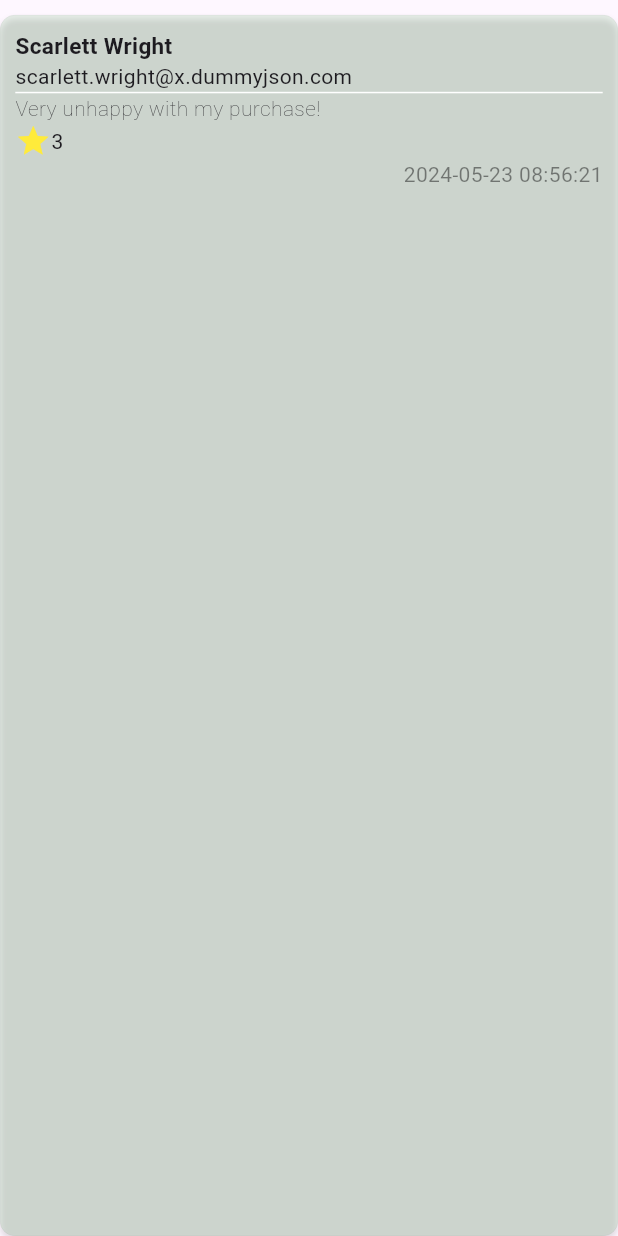
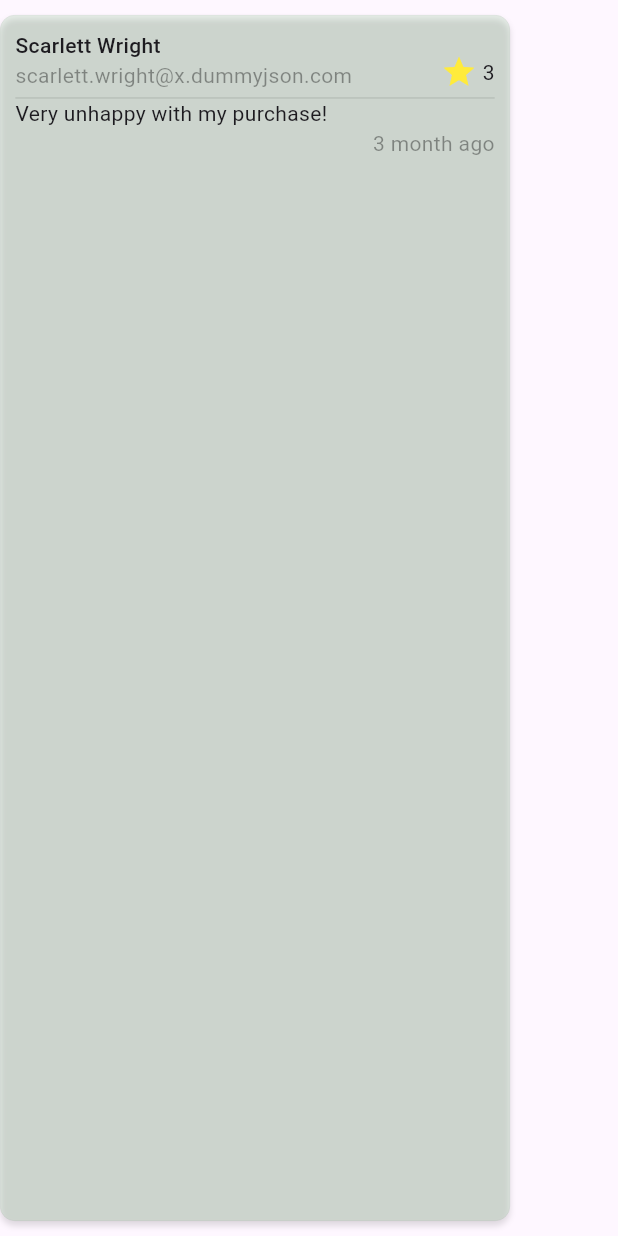
Before and after one commit to ponleukhun/product, a Flutter app: the Review widget shown alone on an empty page, opened directly, on a phone screen of 412 x 824 dp. Run offline on Flutter 3.47's test engine with Material 3 defaults, Android fonts, the phone set to English and light mode, and no system bars; network calls fail.

Commit message:
review update

```diff
--- a/lib/product_card.dart
+++ b/lib/product_card.dart
@@ -141,9 +141,8 @@ class ProductCard extends StatelessWidget {
                     children: [
                       Row(
                         children: [
-                          Text(price != null ? price.toString() : '12',
+                          Text('\$' + (price != null ? price.toString() : '12'),
                               style: TextStyle(fontSize: 12)),
-                          Text('\$', style: TextStyle(fontSize: 12)),
                         ],
                       ),
                       Row(
--- a/lib/review.dart
+++ b/lib/review.dart
@@ -16,9 +16,12 @@ class Review extends StatelessWidget {
 
   @override
   Widget build(BuildContext context) {
-    return Container(
-      width: MediaQuery.of(context).size.width,
-      margin: EdgeInsets.fromLTRB(0, 10, 0, 0),
+    return Row(
+      children: [
+        Container(
+          //width: MediaQuery.of(context).size.width,
+          width: 340,
+          margin: EdgeInsets.fromLTRB(0, 10, 10, 10),
           padding: EdgeInsets.all(10),
           decoration: BoxDecoration(
               color: Colors.green.withOpacity(0.13),
@@ -34,39 +37,66 @@ class Review extends StatelessWidget {
           child: Column(
             crossAxisAlignment: CrossAxisAlignment.start,
             children: [
+              Row(
+                crossAxisAlignment: CrossAxisAlignment.end,
+                children: [
+                  Expanded(
+                    flex: 6,
+                    child: Column(
+                      crossAxisAlignment: CrossAxisAlignment.start,
+                      children: [
                         Text(reviewerName ?? "Scarlett Wright",
-              style: TextStyle(fontSize: 15, fontWeight: FontWeight.w600)),
+                            style: TextStyle(
+                                fontSize: 14, fontWeight: FontWeight.w500)),
                         Text(
                           email ?? "scarlett.wright@x.dummyjson.com",
+                          style: TextStyle(color: Colors.black38),
                         ),
-          Container(
-            height: 1,
-            color: Colors.white,
+                      ],
                     ),
-          Text(
-            comment ?? "Very unhappy with my purchase!",
-            style: TextStyle(fontWeight: FontWeight.w200),
                   ),
-          Row(
+                  Expanded(
+                    flex: 1,
+                    child: Row(
+                      mainAxisAlignment: MainAxisAlignment.end,
                       children: [
                         Icon(
                           Icons.star,
                           color: Colors.yellow,
                         ),
-              Text(reviewerRating != null ? reviewerRating.toString() : "3"),
+                        Text(reviewerRating != null
+                            ? reviewerRating.toString()
+                            : " 3"),
                       ],
+                    ),
+                  ),
+                ],
+              ),
+              SizedBox(
+                height: 5,
+              ),
+              Container(
+                height: 0.25,
+                width: double.infinity,
+                color: Colors.black38,
+              ),
+              Text(
+                comment ?? "Very unhappy with my purchase!",
+                style: TextStyle(fontWeight: FontWeight.w400, fontSize: 14),
               ),
               Row(
                 mainAxisAlignment: MainAxisAlignment.end,
                 children: [
                   Text(
-                date != null ? date.toString() : "2024-05-23 08:56:21",
-                style: TextStyle(color: Colors.black45),
+                    date != null ? date.toString() : "3 month ago",
+                    style: TextStyle(color: Colors.black38),
                   ),
                 ],
-          )
+              ),
             ],
           ),
+        ),
+      ],
     );
   }
 }
```
Also changed, not shown: lib/detail_product.dart (+44 -99 lines). Lines whose indentation alone changed are shown as unchanged.
